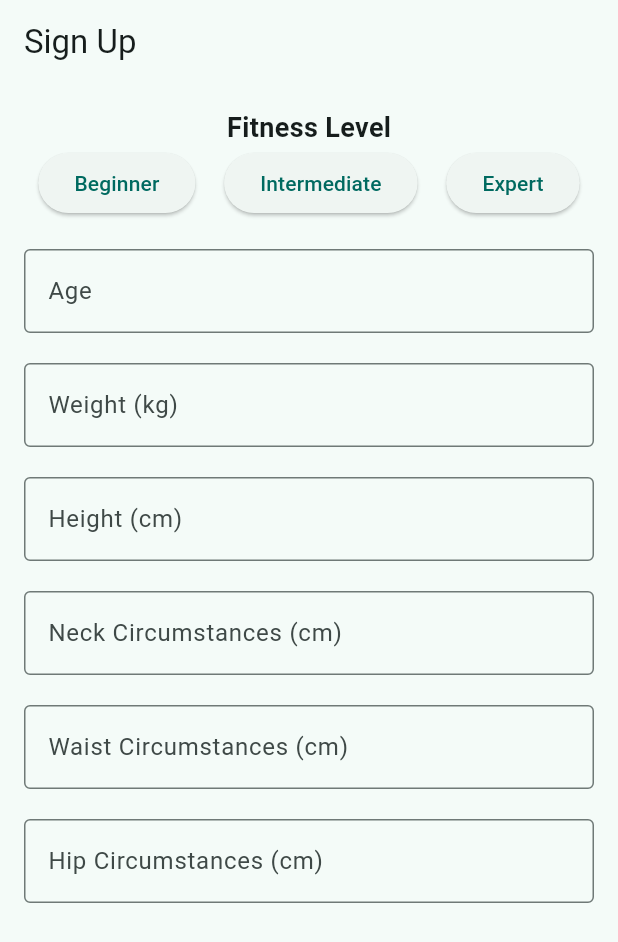
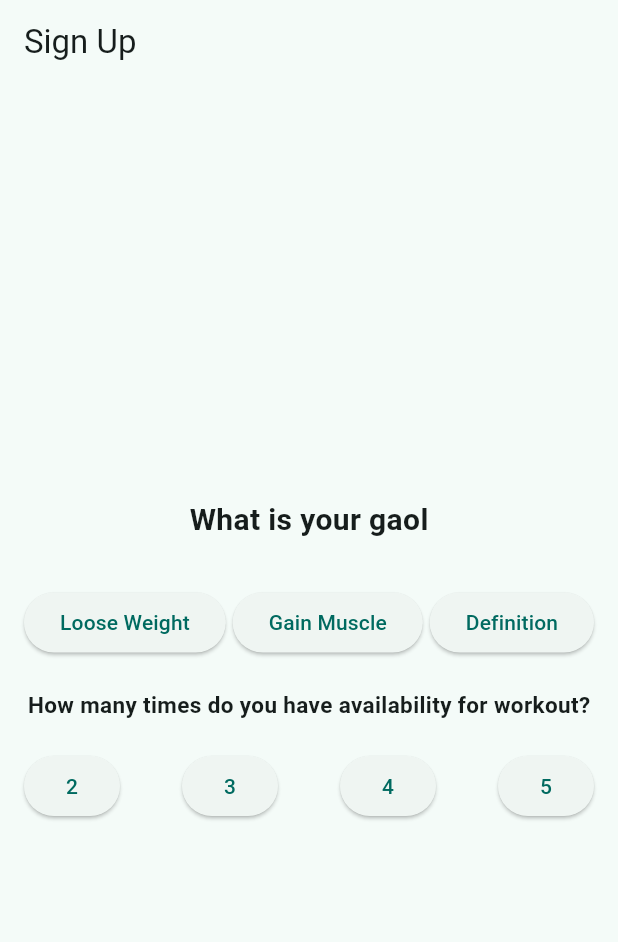
Before and after one commit to CerenYilmaz5/fit_track, a Flutter app: the screen it shows after launch, on a phone screen of 412 x 824 dp. Shown: the top 942 px of the screen. Run offline on Flutter 3.47's test engine with Material 3 defaults, Android fonts, the phone set to English and light mode, and no system bars.

Commit message:
Update main.dart
I created the 3rd part of the sign up module. need  little retouches.

```diff
--- a/lib/main.dart
+++ b/lib/main.dart
@@ -15,13 +15,13 @@ class MyApp extends StatelessWidget {
         colorScheme: ColorScheme.fromSeed(seedColor: Colors.teal),
         useMaterial3: true,
       ),
-      home: const SignUpStep2(),
+      home: const SignUpStep3(),
     );
   }
 }
 
-class SignUpStep2 extends StatelessWidget {
-  const SignUpStep2({super.key});
+class SignUpStep3 extends StatelessWidget {
+  const SignUpStep3({super.key});
 
   @override
   Widget build(BuildContext context) {
@@ -30,47 +30,66 @@ class SignUpStep2 extends StatelessWidget {
         title: const Text("Sign Up"),
 
       ),
-      body: SafeArea(
-        child: SingleChildScrollView(
-          child: Padding(
+      body: Padding(
             padding: const EdgeInsets.all(16.0),
+
           child: Column(
           mainAxisAlignment: MainAxisAlignment.center,
+
               children: [
-              const Text('Fitness Level', style: TextStyle(fontSize: 18, fontWeight: FontWeight.bold)),
+              const Text('What is your gaol',
+                  style: TextStyle(fontSize: 20, fontWeight: FontWeight.bold)
+              ),
+                const SizedBox(height:30),
             Row(
-              mainAxisAlignment: MainAxisAlignment.spaceAround,
+              mainAxisAlignment: MainAxisAlignment.spaceBetween,
               children: [
-                ElevatedButton(onPressed: () {}, child: const Text('Beginner')),
-                ElevatedButton(onPressed: () {}, child: const Text('Intermediate')),
-                ElevatedButton(onPressed: () {}, child: const Text('Expert')),
+
+                ElevatedButton(
+                    onPressed: () {},
+                    child: const Text('Loose Weight')),
+                ElevatedButton(
+                    onPressed: () {},
+                    child: const Text('Gain Muscle')),
+                ElevatedButton(
+                    onPressed: () {},
+                    child: const Text('Definition')),
 
               ],
+
           ),
               const SizedBox(height:20),
-              const TextField(decoration: InputDecoration(
-                  border: OutlineInputBorder(),labelText: 'Age')),
+              const Text('How many times do you have availability for workout?',
+                  style: TextStyle(fontSize: 15, fontWeight: FontWeight.bold)),
               const SizedBox(height:20),
-              const TextField(decoration: InputDecoration(
-                  border: OutlineInputBorder(),labelText: 'Weight (kg)')),
-              const SizedBox(height:20),
-              const TextField(decoration: InputDecoration(
-                  border: OutlineInputBorder(),labelText: 'Height (cm)')),
-              const SizedBox(height:20),
-              const TextField(decoration: InputDecoration(
-                  border: OutlineInputBorder(),labelText: 'Neck Circumstances (cm)')),
-              const SizedBox(height:20),
-              const TextField(decoration: InputDecoration(
-                  border: OutlineInputBorder(),labelText: 'Waist Circumstances (cm)')),
-              const SizedBox(height:20),
-              const TextField(decoration: InputDecoration(
-                  border: OutlineInputBorder(),
-                  labelText: 'Hip Circumstances (cm)')),
-              const SizedBox(height: 20),
+
+          Row(
+            mainAxisAlignment: MainAxisAlignment.spaceBetween,
+            children: [
+              ElevatedButton(
+                  onPressed: () {},
+                  child: const Text('2')),
+
+              ElevatedButton(
+                  onPressed: () {},
+                  child: const Text('3')),
+              ElevatedButton(
+                  onPressed: () {},
+                  child: const Text('4')),
+              ElevatedButton(
+                  onPressed: () {},
+                  child: const Text('5')),
+            ],
+          ),
+
+
+
               ],
           ),),
-          ),
-        ),
+
+
     );
   }
+
+
 }
```
